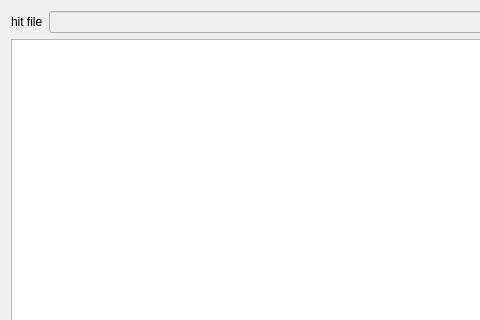
First picture: the form in ui/hit_win.ui, repository LiuLab-CSRC/ClickX, before the edit; both pictures show x 0 to 480 and y 0 to 320 of the 774 by 554 pixel window.
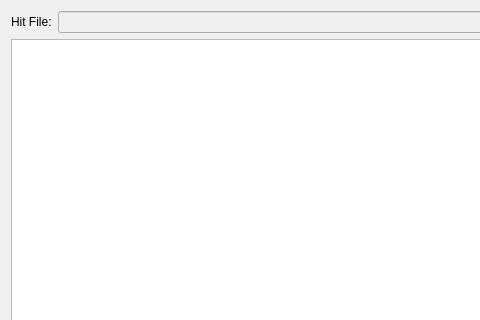
Second picture: the form after the edit. Custom widgets are drawn as their Qt base class.

```diff
--- a/ui/hit_win.ui
+++ b/ui/hit_win.ui
@@ -19,7 +19,7 @@
      <item>
       <widget class="QLabel" name="label">
        <property name="text">
-        <string>hit file</string>
+        <string>Hit File:</string>
        </property>
       </widget>
      </item>
```
Left out of the diff: 4 changed lines with no effect on the pictures.
